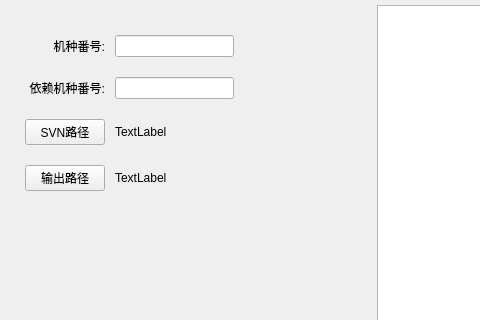
Qt form Template/Forms/AutomationForm.ui (335134701/QT_Demo) before a commit; both pictures show x 0 to 480 and y 0 to 320 of the 738 by 445 pixel window.
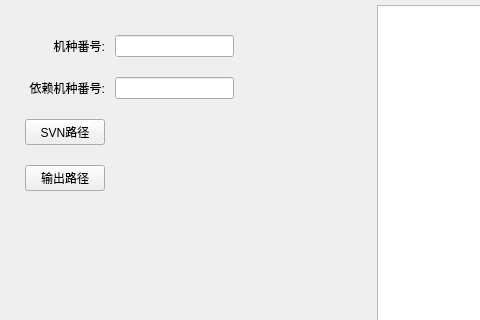
The same form after that commit.

Diff of the .ui file:
```diff
--- a/Template/Forms/AutomationForm.ui
+++ b/Template/Forms/AutomationForm.ui
@@ -101,7 +101,7 @@
       <item row="4" column="2">
        <widget class="QLabel" name="AuSVNLabel">
         <property name="text">
-         <string>TextLabel</string>
+         <string/>
         </property>
        </widget>
       </item>
@@ -132,7 +132,7 @@
       <item row="5" column="2">
        <widget class="QLabel" name="AuOutputLabel">
         <property name="text">
-         <string>TextLabel</string>
+         <string/>
         </property>
        </widget>
       </item>
```
